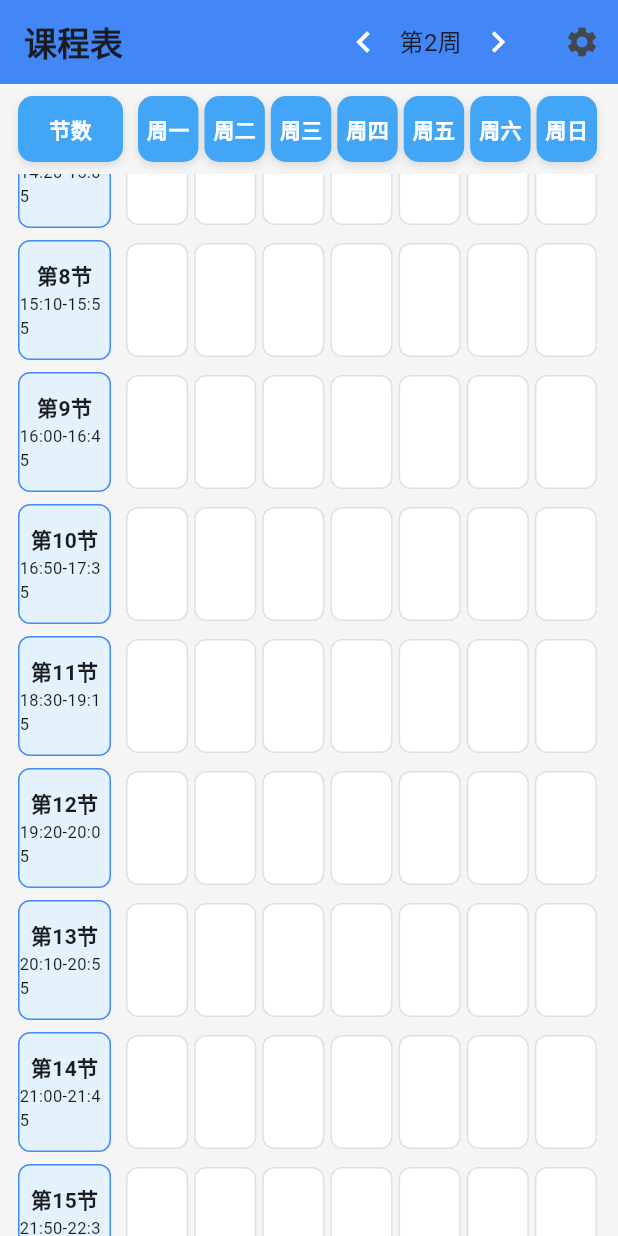
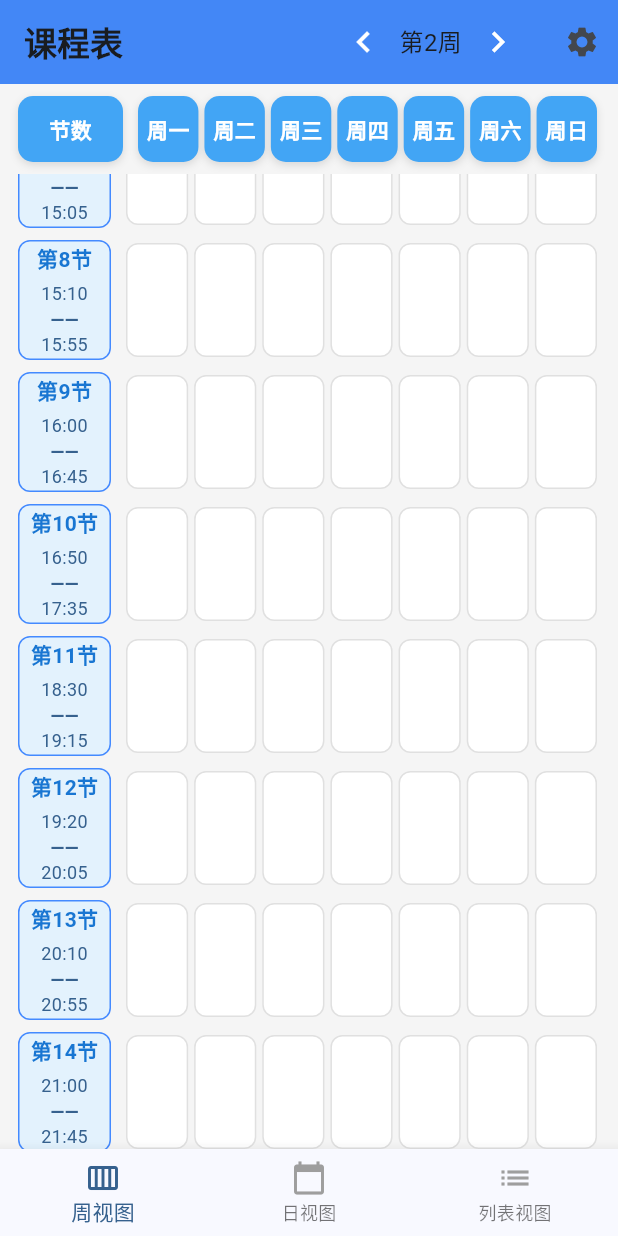
Before and after one commit to wykwey/YIKE-, a Flutter app: the screen it shows after launch, scrolled down 576 dp, after a tap on the "chevron right" icon, on a phone screen of 412 x 824 dp. Run offline on Flutter 3.47's test engine with Material 3 defaults, Android fonts, the phone set to English and light mode, and no system bars; our stand-ins replace shared_preferences; Roboto replaces fonts that are missing (PingFang).

Commit message:
完成视图切换状态组件,加入课程时间显示,加入底部导航栏,留出课程点击接口

```diff
--- /dev/null
+++ b/lib/components/bottom_nav_bar.dart
@@ -0,0 +1,71 @@
+import 'package:flutter/material.dart';
+import 'package:provider/provider.dart';
+import '../states/schedule_state.dart';
+
+class AppBottomNavBar extends StatelessWidget {
+  const AppBottomNavBar({super.key});
+
+  @override
+  Widget build(BuildContext context) {
+    final state = context.watch<ScheduleState>();
+    final currentIndex = _getIndex(state.selectedView);
+
+    return Theme(
+      data: Theme.of(context).copyWith(
+        splashColor: Colors.transparent, // 关闭点击水波纹
+        highlightColor: Colors.transparent, // 关闭点击高亮
+        hoverColor: Colors.transparent, // 关闭鼠标悬停背景
+      ),
+      child: BottomNavigationBar(
+        type: BottomNavigationBarType.fixed, // 防止自动切换效果类型
+        currentIndex: currentIndex,
+        onTap: (index) {
+          final views = ['周视图', '日视图', '列表视图'];
+          state.changeView(views[index]);
+        },
+        items: [
+          _buildItem(context, Icons.calendar_view_week, '周视图', currentIndex == 0),
+          _buildItem(context, Icons.calendar_today, '日视图', currentIndex == 1),
+          _buildItem(context, Icons.list, '列表视图', currentIndex == 2),
+        ],
+      ),
+    );
+  }
+
+  int _getIndex(String view) {
+    switch (view) {
+      case '周视图':
+        return 0;
+      case '日视图':
+        return 1;
+      case '列表视图':
+        return 2;
+      default:
+        return 0;
+    }
+  }
+
+  BottomNavigationBarItem _buildItem(
+    BuildContext context,
+    IconData icon,
+    String label,
+    bool selected,
+  ) {
+    final iconColor = selected ? Theme.of(context).colorScheme.primary : Colors.grey;
+
+    return BottomNavigationBarItem(
+      icon: AnimatedSwitcher(
+        duration: const Duration(milliseconds: 250),
+        transitionBuilder: (child, animation) {
+          return ScaleTransition(scale: animation, child: child);
+        },
+        child: Icon(
+          icon,
+          key: ValueKey(selected),
+          color: iconColor,
+        ),
+      ),
+      label: label,
+    );
+  }
+}
--- a/lib/data/settings.dart
+++ b/lib/data/settings.dart
@@ -38,7 +38,21 @@ class AppSettings {
     totalWeeks = prefs.getInt('totalWeeks') ?? 20;
     showWeekend = prefs.getBool('showWeekend') ?? true;
     maxPeriods = prefs.getInt('maxPeriods') ?? 16;
-    periodTimes = Map.from(jsonDecode(prefs.getString('periodTimes') ?? jsonEncode(_defaultPeriodTimes)));
+    try {
+      final periodTimesJson = prefs.getString('periodTimes');
+      if (periodTimesJson != null) {
+        final decoded = jsonDecode(periodTimesJson);
+        if (decoded is Map) {
+          periodTimes = Map<String, String>.from(decoded);
+        } else {
+          periodTimes = Map<String, String>.from(_defaultPeriodTimes);
+        }
+      } else {
+        periodTimes = Map<String, String>.from(_defaultPeriodTimes);
+      }
+    } catch (e) {
+      periodTimes = Map<String, String>.from(_defaultPeriodTimes);
+    }
   }
 
   static Future<void> saveViewPreference(String view) async {
--- a/lib/main.dart
+++ b/lib/main.dart
@@ -1,17 +1,27 @@
 import 'package:flutter/material.dart';
 import 'package:flutter_localizations/flutter_localizations.dart';
+import 'components/bottom_nav_bar.dart';
 import 'data/courses.dart';
-import 'services/course_service.dart';
 import 'data/settings.dart';
+import 'constants.dart';
 import 'views/week_view.dart';
 import 'views/day_view.dart';
 import 'views/list_view.dart';
 import 'views/settings_view.dart';
+import 'package:provider/provider.dart';
+import 'states/schedule_state.dart';
 
 void main() async {
   WidgetsFlutterBinding.ensureInitialized();
   await AppSettings.init();
-  runApp(const MyApp());
+  runApp(
+    MultiProvider(
+      providers: [
+        ChangeNotifierProvider(create: (_) => ScheduleState()),
+      ],
+      child: const MyApp(),
+    ),
+  );
 }
 
 class MyApp extends StatelessWidget {
@@ -39,80 +49,35 @@ class MyApp extends StatelessWidget {
   }
 }
 
-class CourseScheduleScreen extends StatefulWidget {
+class CourseScheduleScreen extends StatelessWidget {
   const CourseScheduleScreen({super.key});
 
   @override
-  State<CourseScheduleScreen> createState() => _CourseScheduleScreenState();
-}
+  Widget build(BuildContext context) {
+    final state = context.watch<ScheduleState>();
+    final weekDays = AppConstants.weekDays;
 
-class _CourseScheduleScreenState extends State<CourseScheduleScreen> {
-  int _currentWeek = 1;
-  int get currentWeek => _currentWeek;
-  set currentWeek(int value) {
-    if (value >= 1 && value <= AppSettings.totalWeeks) {
-      setState(() {
-        _currentWeek = value;
-        AppSettings.saveWeekPreference(value); // 仍然保存到设置
-      });
-    }
-  }
-  String get selectedView => AppSettings.selectedView;
-  bool get showWeekend => AppSettings.showWeekend;
-
-  List<Course> getWeekCourses(int week) {
-    return CourseService.getWeekCourses(week, allCourses);
-  }
-
-  final int maxPeriods = AppSettings.maxPeriods; // 从设置中获取节数
-
-  @override
-  Widget build(BuildContext context) {
     return Scaffold(
       backgroundColor: Colors.grey[100],
-      appBar: _buildAppBar(),
-      body: Column(
-        children: [
-          if (selectedView == '周视图') _buildWeekHeader(),
-          Expanded(
-            child: selectedView == '周视图'
-                ? WeekView(
-                  currentWeek: currentWeek,
-                  maxPeriods: AppSettings.maxPeriods,
-                  getWeekCourses: getWeekCourses,
-                  showWeekend: showWeekend,
-                  )
-                : selectedView == '日视图'
-                    ? DayView(
-                        currentWeek: currentWeek,
-                        getWeekCourses: getWeekCourses,
-                        showWeekend: showWeekend,
-                      )
-                    : CourseListView(
-                        courses: allCourses,
-                      ),
-          ),
-        ],
-      ),
-    );
-  }
-
-  AppBar _buildAppBar() {
-    return AppBar(
+      appBar: AppBar(
         title: const Text('课程表', style: TextStyle(fontWeight: FontWeight.bold)),
         backgroundColor: Colors.blueAccent,
         actions: [
-        if (selectedView != '列表视图') ...[
-          _buildWeekNavigationButton(
-            Icons.chevron_left,
-            _prevWeek,
-            enabled: currentWeek > 1,
+          if (state.selectedView != '列表视图') ...[
+            IconButton(
+              icon: Icon(Icons.chevron_left,
+                size: 28,
+                color: state.currentWeek > 1 ? Colors.white : Colors.white.withOpacity(0.3)),
+              onPressed: state.currentWeek > 1 ? () => state.changeWeek(state.currentWeek - 1) : null,
             ),
-          Center(child: Text('第$currentWeek周', style: const TextStyle(fontSize: 16))),
-          _buildWeekNavigationButton(
-            Icons.chevron_right,
-            _nextWeek,
-            enabled: currentWeek < AppSettings.totalWeeks,
+            Center(child: Text('第${state.currentWeek}周', style: const TextStyle(fontSize: 16))),
+            IconButton(
+              icon: Icon(Icons.chevron_right,
+                size: 28,
+                color: state.currentWeek < AppSettings.totalWeeks ? Colors.white : Colors.white.withOpacity(0.3)),
+              onPressed: state.currentWeek < AppSettings.totalWeeks
+                ? () => state.changeWeek(state.currentWeek + 1)
+                : null,
             ),
             const SizedBox(width: 8),
           ],
@@ -128,11 +93,12 @@ class _CourseScheduleScreenState extends State<CourseScheduleScreen> {
             },
           ),
         ],
-    );
-  }
-
-  Widget _buildWeekHeader() {
-    return Container(
+      ),
+      bottomNavigationBar: const AppBottomNavBar(),
+      body: Column(
+        children: [
+          if (state.selectedView == '周视图')
+            Container(
               margin: const EdgeInsets.symmetric(horizontal: 12, vertical: 8),
               child: Row(
                 children: [
@@ -150,7 +116,7 @@ class _CourseScheduleScreenState extends State<CourseScheduleScreen> {
                   ),
                   Expanded(
                     child: Row(
-              children: List.generate(showWeekend ? 7 : 5, (index) {
+                      children: List.generate(state.showWeekend ? 7 : 5, (index) {
                         return Expanded(
                           child: Container(
                             margin: const EdgeInsets.symmetric(horizontal: 2),
@@ -170,16 +136,27 @@ class _CourseScheduleScreenState extends State<CourseScheduleScreen> {
                   ),
                 ],
               ),
+            ),
+          Expanded(
+            child: state.selectedView == '周视图'
+                ? WeekView(
+                    currentWeek: state.currentWeek,
+                    maxPeriods: AppSettings.maxPeriods,
+                    getWeekCourses: (week) => state.getWeekCourses(week),
+                    showWeekend: state.showWeekend,
+                  )
+                : state.selectedView == '日视图'
+                    ? DayView(
+                        currentWeek: state.currentWeek,
+                        getWeekCourses: (week) => state.getWeekCourses(week),
+                        showWeekend: state.showWeekend,
+                      )
+                    : CourseListView(
+                        courses: allCourses,
+                      ),
+          ),
+        ],
+      ),
     );
   }
-
-  Widget _buildWeekNavigationButton(IconData icon, VoidCallback onPressed, {bool enabled = true}) {
-    return IconButton(
-      icon: Icon(icon, size: 28, color: enabled ? Colors.white : Colors.white.withOpacity(0.3)),
-      onPressed: enabled ? onPressed : null,
-    );
 }
-
-  void _prevWeek() => currentWeek--;
-  void _nextWeek() => currentWeek++;
-}
--- /dev/null
+++ b/lib/states/schedule_state.dart
@@ -0,0 +1,63 @@
+import 'package:flutter/material.dart';
+import '../data/settings.dart';
+import '../services/course_service.dart';
+import '../data/courses.dart';
+
+class ScheduleState extends ChangeNotifier {
+  int _currentWeek = 1;
+  String _selectedView = '周视图';
+  bool _showWeekend = true;
+  int? _selectedDay;
+
+  int get currentWeek => _currentWeek;
+  String get selectedView => _selectedView;
+  bool get showWeekend => _showWeekend;
+  int? get selectedDay => _selectedDay;
+
+  ScheduleState() {
+    _loadSettings();
+  }
+
+  Future<void> _loadSettings() async {
+    await AppSettings.init();
+    _currentWeek = AppSettings.currentWeek;
+    _selectedView = AppSettings.selectedView;
+    _showWeekend = AppSettings.showWeekend;
+    notifyListeners();
+  }
+
+  void changeWeek(int week) {
+    if (week >= 1 && week <= AppSettings.totalWeeks) {
+      _currentWeek = week;
+      AppSettings.saveWeekPreference(week);
+      notifyListeners();
+    }
+  }
+
+  void changeView(String view) {
+    if (_selectedView != view) {
+      _selectedView = view;
+      AppSettings.saveViewPreference(view);
+      notifyListeners();
+    }
+  }
+
+  void toggleWeekend(bool show) {
+    _showWeekend = show;
+    AppSettings.saveWeekendPreference(show);
+    notifyListeners();
+  }
+
+  void selectDay(int day) {
+    _selectedDay = day;
+    notifyListeners();
+  }
+
+  List<Course> getWeekCourses(int week) {
+    return CourseService.getWeekCourses(week, allCourses);
+  }
+
+  List<Course> getDayCourses(int day) {
+    return CourseService.getDayCourses(_currentWeek, day, allCourses);
+  }
+}
--- /dev/null
+++ b/lib/utils/color_utils.dart
@@ -0,0 +1,30 @@
+import 'package:flutter/material.dart';
+
+class ColorUtils {
+  static const Map<String, Color> courseColorMap = {
+    'orange': Colors.orange,
+    'green': Colors.green,
+    'blue': Colors.blue,
+    'purple': Colors.purple,
+    'red': Colors.red,
+    'teal': Colors.teal,
+    'amber': Colors.amber,
+    'cyan': Colors.cyan,
+    'indigo': Colors.indigo,
+    'pink': Colors.pink,
+    'lime': Colors.lime,
+    'deepOrange': Colors.deepOrange,
+  };
+
+  static final List<Color> courseColors = courseColorMap.values.toList();
+
+  static Color getCourseColor(String name) {
+    return courseColors[name.hashCode % courseColors.length];
+  }
+
+  static Color getWeekColor(String weekPattern) {
+    if (weekPattern == 'all') return Colors.white;
+    final week = int.tryParse(weekPattern.split(',').first) ?? 1;
+    return week % 2 == 0 ? Colors.grey[100]! : Colors.white;
+  }
+}
--- a/lib/views/day_view.dart
+++ b/lib/views/day_view.dart
@@ -89,7 +89,7 @@ class _DayViewState extends State<DayView> {
                       color: selectedDay == day ? Colors.blue.shade100 : Colors.grey.shade200,
                       borderRadius: BorderRadius.circular(12),
                       boxShadow: selectedDay == day
-                          ? [BoxShadow(color: Colors.blue.shade300, blurRadius: 4, offset: Offset(0, 2))]
+                          ? [BoxShadow(color: Colors.blue.shade300, blurRadius: 4, offset: const Offset(0, 2))]
                           : null,
                     ),
                     padding: EdgeInsets.symmetric(horizontal: padding),
@@ -119,7 +119,7 @@ class _DayViewState extends State<DayView> {
       (s) => s['day'] == selectedDay,
       orElse: () => course.schedules.first,
     );
-    final periods = schedule['periods'].join('-');
+    final periods = schedule['periods'].join(',');
     final timeText = '${AppConstants.weekDays[schedule['day'] - 1]} 第$periods节';
     final borderColor = _getCourseColor(course.name);
 
--- a/lib/views/week_view.dart
+++ b/lib/views/week_view.dart
@@ -2,6 +2,7 @@ import 'package:flutter/material.dart';
 import '../data/courses.dart';
 import '../data/settings.dart';
 import '../services/course_service.dart';
+import '../utils/color_utils.dart';
 
 class WeekView extends StatelessWidget {
   final int currentWeek;
@@ -9,12 +10,15 @@ class WeekView extends StatelessWidget {
   final List<Course> Function(int) getWeekCourses;
   final bool showWeekend;
 
+  final Function(Course)? onCourseTap;
+
   const WeekView({
     super.key,
     required this.currentWeek,
     required this.maxPeriods,
     required this.getWeekCourses,
     this.showWeekend = false,
+    this.onCourseTap,
   });
 
   @override
@@ -45,7 +49,7 @@ class WeekView extends StatelessWidget {
                   children: [
                     SizedBox(
                       width: 70,
-                      child: _buildPeriodLabel(index + 1),
+                      child: _buildPeriodLabel(context, index + 1),
                     ),
                     Expanded(
                       child: Row(
@@ -58,7 +62,7 @@ class WeekView extends StatelessWidget {
             index + 1,
             currentCourses
           );
-                          return Expanded(child: _buildCourseCell(course));
+                          return Expanded(child: _buildCourseCell(course, onCourseTap));
                         }),
                       ),
                     ),
@@ -72,7 +76,10 @@ class WeekView extends StatelessWidget {
     );
   }
 
-  Widget _buildPeriodLabel(int period) {
+  Widget _buildPeriodLabel(BuildContext context, int period) {
+    final timeText = AppSettings.periodTimes[period.toString()] ?? '未知时间';
+    final times = timeText.split('-');
+
     return Container(
       margin: const EdgeInsets.only(right: 8),
       decoration: BoxDecoration(
@@ -85,15 +92,39 @@ class WeekView extends StatelessWidget {
         mainAxisAlignment: MainAxisAlignment.center,
         children: [
           Text('第$period节',
-              style: const TextStyle(fontWeight: FontWeight.bold, fontSize: 14)),
-          Text(AppSettings.periodTimes[period.toString()] ?? '未知时间',
-              style: const TextStyle(fontSize: 11)),
+              style: TextStyle(
+                fontWeight: FontWeight.bold,
+                fontSize: 14,
+                color: Theme.of(context).primaryColorDark
+              )),
+          const SizedBox(height: 4),
+          Column(
+            mainAxisSize: MainAxisSize.min,
+            children: [
+              Text(times[0],
+                  style: TextStyle(
+                    fontSize: 12,
+                    color: Theme.of(context).primaryColor
+                  )),
+              Text('——',
+                  style: TextStyle(
+                    fontSize: 12,
+                    color: Theme.of(context).primaryColor,
+                    fontWeight: FontWeight.bold
+                  )),
+              Text(times.length > 1 ? times[1] : '',
+                  style: TextStyle(
+                    fontSize: 12,
+                    color: Theme.of(context).primaryColor
+                  )),
+            ],
+          ),
         ],
       ),
     );
   }
 
-  Widget _buildCourseCell(Course course) {
+  Widget _buildCourseCell(Course course, Function(Course)? onTap) {
     if (course.isEmpty) {
       return Container(
         margin: const EdgeInsets.all(2),
@@ -107,7 +138,13 @@ class WeekView extends StatelessWidget {
 
     Color borderColor = _getCourseColor(course.name);
 
-    return Container(
+    return GestureDetector(
+      onTap: () {
+        if (onTap != null && !course.isEmpty) {
+          onTap!(course);
+        }
+      },
+      child: Container(
       margin: const EdgeInsets.all(2),
       padding: const EdgeInsets.all(4),
       decoration: BoxDecoration(
@@ -120,17 +157,17 @@ class WeekView extends StatelessWidget {
         mainAxisAlignment: MainAxisAlignment.center,
         crossAxisAlignment: CrossAxisAlignment.start,
         children: [
-          Text(course.name, style: const TextStyle(fontWeight: FontWeight.bold, fontSize: 13)),
-          const SizedBox(height: 2),
-          Text(course.teacher, style: const TextStyle(fontSize: 11, color: Colors.grey)),
-          Text(course.location, style: const TextStyle(fontSize: 11, color: Colors.grey)),
+          Text(course.name, style: const TextStyle(fontWeight: FontWeight.bold, fontSize: 15)),
+          const SizedBox(height: 4),
+          Text(course.teacher, style: const TextStyle(fontSize: 13, color: Colors.grey)),
+          Text(course.location, style: const TextStyle(fontSize: 13, color: Colors.grey)),
         ],
       ),
+    ),
     );
   }
 
   Color _getCourseColor(String name) {
-    final colors = [Colors.orange, Colors.green, Colors.blue, Colors.purple, Colors.red, Colors.teal];
-    return colors[name.hashCode % colors.length];
+    return ColorUtils.getCourseColor(name);
   }
 }
```
Also changed, not shown: lib/constants.dart (+0 -17 lines), lib/views/course_edit_dialog.dart (added, +62 -0 lines), lib/views/list_view.dart (+84 -86 lines), lib/views/settings_view.dart (+13 -22 lines). Lines whose indentation alone changed are shown as unchanged.
